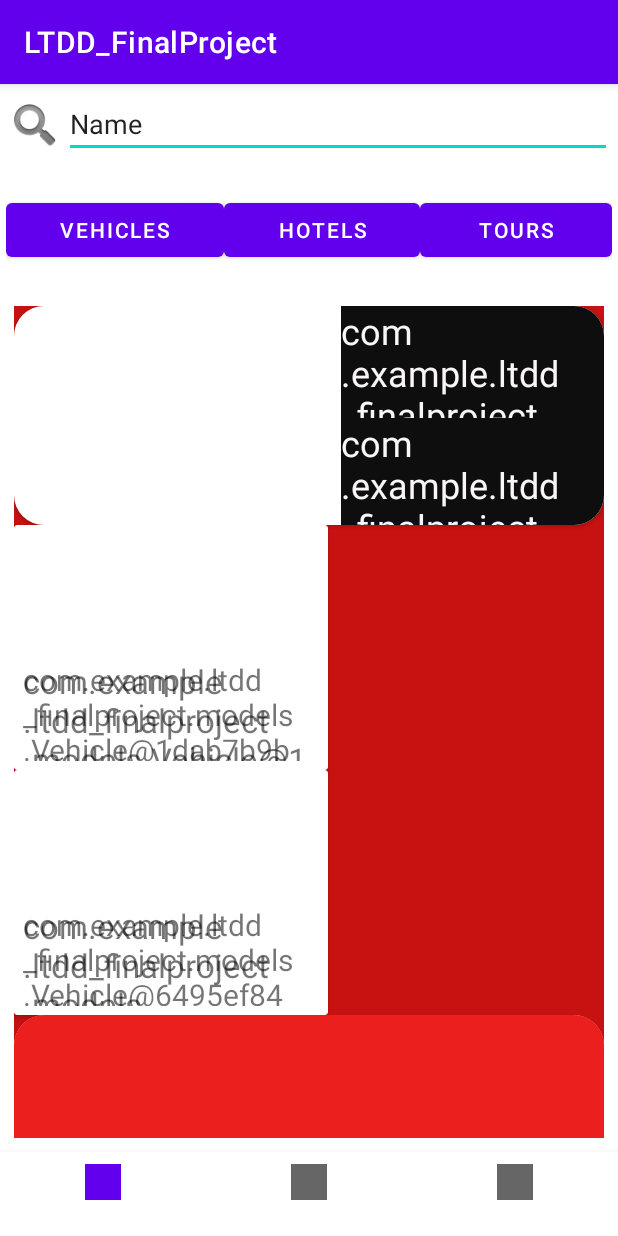
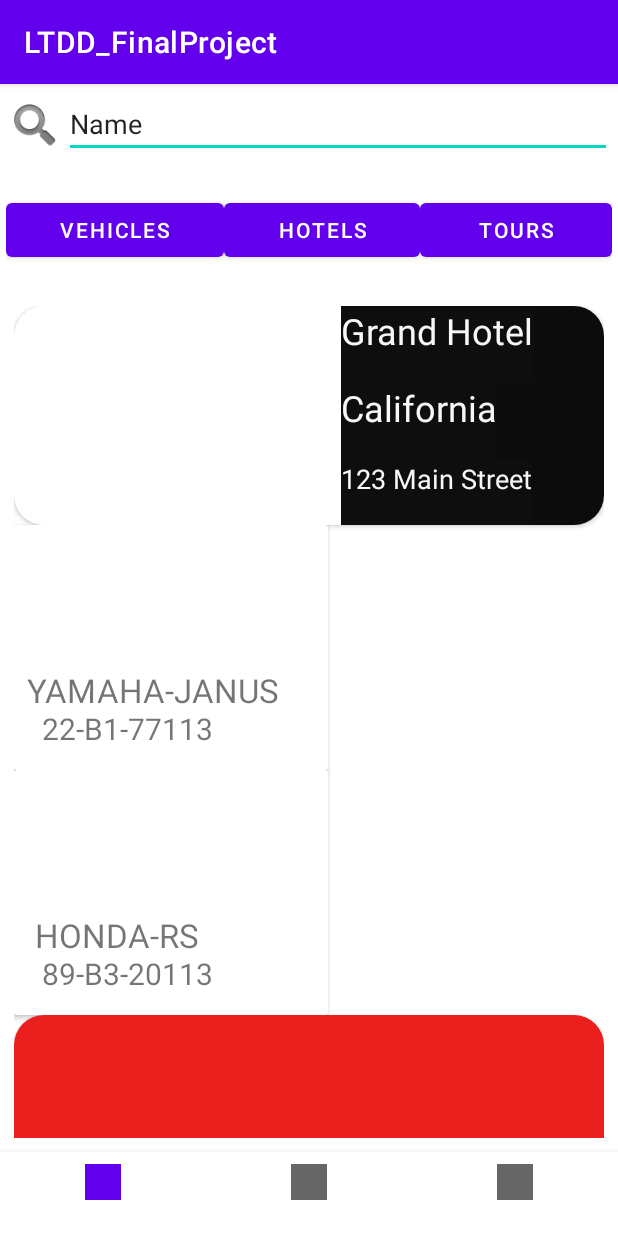
Before and after one commit to duyNguyen8202/Go_Db, an Android app: the HomeFragment screen opened directly, with no data from a screen before it, on a phone screen of 412 x 824 dp. Run offline under Robolectric (Android 15) with nearby library versions, the phone set to English and light mode, and no system bars; our stand-ins replace navigation-ui.

Commit message:
HomeMulti

```diff
--- a/app/src/main/java/com/example/ltdd_finalproject/adapters/CustomAdapter.java
+++ b/app/src/main/java/com/example/ltdd_finalproject/adapters/CustomAdapter.java
@@ -2,6 +2,7 @@ package com.example.ltdd_finalproject.adapters;
 
 import android.content.Context;
 import android.text.Layout;
+import android.util.Log;
 import android.view.LayoutInflater;
 import android.view.View;
 import android.view.ViewGroup;
@@ -112,28 +113,32 @@ public class CustomAdapter extends RecyclerView.Adapter<RecyclerView.ViewHolder>
 
     @Override
     public void onBindViewHolder(@NonNull RecyclerView.ViewHolder holder, int position) {
+        Log.d("CustomAdapter", "Binding data to view holder at position " + position);
         switch (getItemViewType(position)){
             case VEHICLE:
-                VehicleViewHolder vehicleViewHolder=(VehicleViewHolder) holder;
-                vehicleViewHolder.txtLicense.setText(objectList.get(position).toString());
-                vehicleViewHolder.txtviewModel.setText(objectList.get(position).toString());
+                Vehicle vehicle = (Vehicle) objectList.get(position);
+                VehicleViewHolder vehicleViewHolder = (VehicleViewHolder) holder;
+                vehicleViewHolder.txtviewModel.setText(vehicle.getModel());
+                vehicleViewHolder.txtLicense.setText(vehicle.getLicensePlate());
                 //vehicleViewHolder.imageViewVehicle.setText(objectList.get(position).toString());
                 break;
             case HOTEL:
-                HotelViewHolder hotelViewHolder=(HotelViewHolder) holder;
-                hotelViewHolder.textViewHotelName.setText(objectList.get(position).toString());
-                hotelViewHolder.textViewDiaChi.setText(objectList.get(position).toString());
-                hotelViewHolder.textViewProvince.setText(objectList.get(position).toString());
+                Hotel hotel = (Hotel) objectList.get(position);
+                HotelViewHolder hotelViewHolder = (HotelViewHolder) holder;
+                hotelViewHolder.textViewHotelName.setText(hotel.getHotelName());
+                hotelViewHolder.textViewProvince.setText(hotel.getProvince());
+                hotelViewHolder.textViewDiaChi.setText(hotel.getHotelAddress());
                 //hotelViewHolder.imageViewHotel.setImageResource(objectList.get(position));
                 //vehicleViewHolder.imageViewVehicle.setText(objectList.get(position).toString());
                 break;
             case TOUR:
-                TourViewHolder tourViewHolder=(TourViewHolder) holder;
-                tourViewHolder.textViewTourName.setText(objectList.get(position).toString());
-                tourViewHolder.textViewPrice.setText(objectList.get(position).toString());
-                tourViewHolder.textViewNgayDi.setText(objectList.get(position).toString());
-                tourViewHolder.textViewNoiDi.setText(objectList.get(position).toString());
-                tourViewHolder.textViewSoNguoi.setText(objectList.get(position).toString());
+                Tour tour = (Tour) objectList.get(position);
+                TourViewHolder tourViewHolder = (TourViewHolder) holder;
+                tourViewHolder.textViewTourName.setText(tour.getTourName());
+                tourViewHolder.textViewNgayDi.setText(tour.getDateGo().toString());
+                tourViewHolder.textViewPrice.setText(tour.getPrice().toString());
+                tourViewHolder.textViewSoNguoi.setText(String.valueOf(tour.getNumPerson()));
+                tourViewHolder.textViewNoiDi.setText(tour.getPlaceGo());
                 //tourViewHolder.imageViewTour.setImageResource((int)objectList.get(position));
                 //vehicleViewHolder.imageViewVehicle.setText(objectList.get(position).toString());
                 break;
--- a/app/src/main/res/layout/fragment_home.xml
+++ b/app/src/main/res/layout/fragment_home.xml
@@ -78,7 +78,7 @@
             android:layout_height="0dp"
             android:layout_margin="5dp"
             android:layout_weight="8"
-            android:background="#C81111"
+            android:background="#FFFFFF"
             app:layout_constraintBottom_toBottomOf="parent"
             app:layout_constraintEnd_toEndOf="parent"
             app:layout_constraintStart_toStartOf="parent"
```
